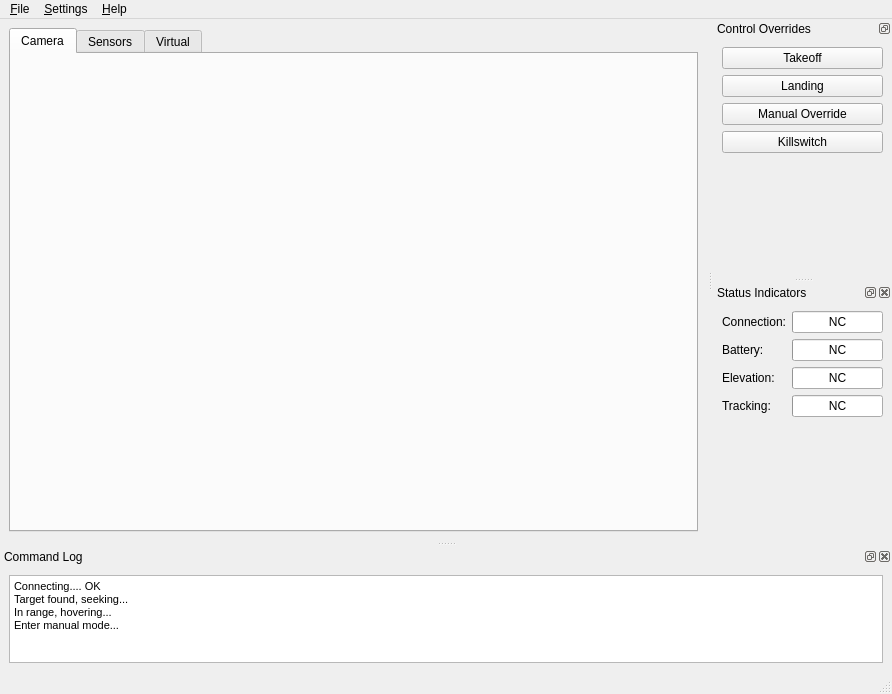
First picture: the form in heliview/src/ApplicationFrame.ui, repository gcsmith/ktgt-uav-desktop, before the edit.
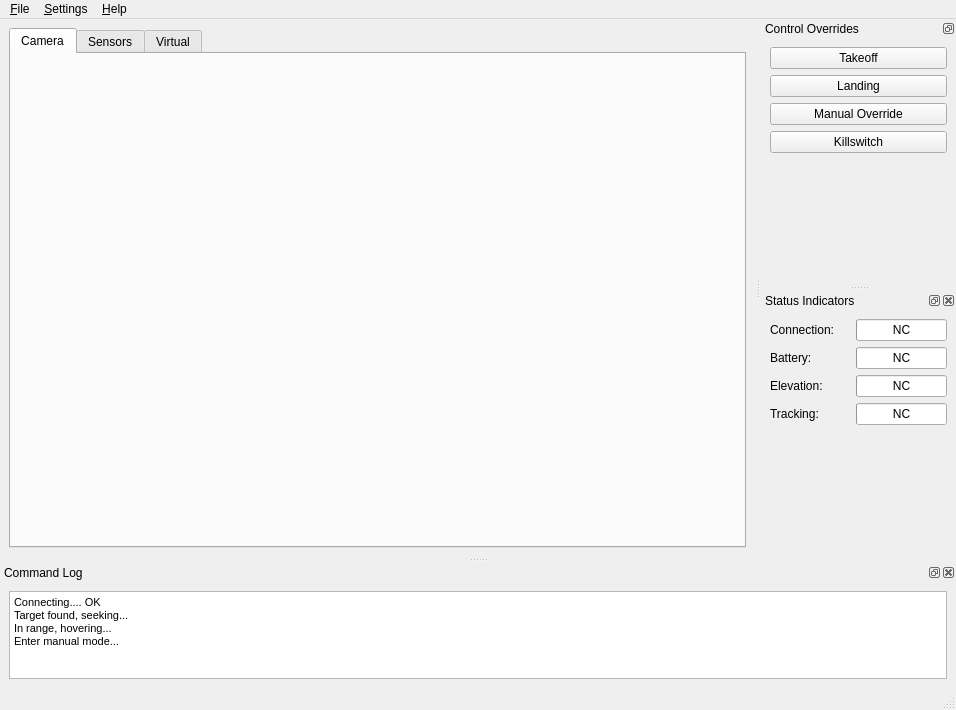
Second picture: the form after the edit. Icons and pictures are not drawn.

Commit message: change status indicator sizing policy in ui

What changed in the file:
```diff
--- a/heliview/src/ApplicationFrame.ui
+++ b/heliview/src/ApplicationFrame.ui
@@ -6,8 +6,8 @@
    <rect>
     <x>0</x>
     <y>0</y>
-    <width>892</width>
-    <height>694</height>
+    <width>956</width>
+    <height>710</height>
    </rect>
   </property>
   <property name="windowTitle">
@@ -206,7 +206,7 @@
     <rect>
      <x>0</x>
      <y>0</y>
-     <width>892</width>
+     <width>956</width>
      <height>25</height>
     </rect>
    </property>
@@ -324,6 +324,24 @@
       <layout class="QHBoxLayout" name="connectionStatusLayout">
        <item>
         <widget class="QLabel" name="label_4">
+         <property name="sizePolicy">
+          <sizepolicy hsizetype="Fixed" vsizetype="Preferred">
+           <horstretch>0</horstretch>
+           <verstretch>0</verstretch>
+          </sizepolicy>
+         </property>
+         <property name="minimumSize">
+          <size>
+           <width>80</width>
+           <height>0</height>
+          </size>
+         </property>
+         <property name="maximumSize">
+          <size>
+           <width>16777215</width>
+           <height>16777215</height>
+          </size>
+         </property>
          <property name="text">
           <string>Connection:</string>
          </property>
@@ -332,7 +350,7 @@
        <item>
         <widget class="QProgressBar" name="connectionStatusBar">
          <property name="sizePolicy">
-          <sizepolicy hsizetype="Fixed" vsizetype="Fixed">
+          <sizepolicy hsizetype="Expanding" vsizetype="Fixed">
            <horstretch>0</horstretch>
            <verstretch>0</verstretch>
           </sizepolicy>
@@ -351,6 +369,18 @@
       <layout class="QHBoxLayout" name="batteryStatusLayout">
        <item>
         <widget class="QLabel" name="label_5">
+         <property name="sizePolicy">
+          <sizepolicy hsizetype="Fixed" vsizetype="Preferred">
+           <horstretch>0</horstretch>
+           <verstretch>0</verstretch>
+          </sizepolicy>
+         </property>
+         <property name="minimumSize">
+          <size>
+           <width>80</width>
+           <height>0</height>
+          </size>
+         </property>
          <property name="text">
           <string>Battery:</string>
          </property>
@@ -359,7 +389,7 @@
        <item>
         <widget class="QProgressBar" name="batteryStatusBar">
          <property name="sizePolicy">
-          <sizepolicy hsizetype="Fixed" vsizetype="Fixed">
+          <sizepolicy hsizetype="Expanding" vsizetype="Fixed">
            <horstretch>0</horstretch>
            <verstretch>0</verstretch>
           </sizepolicy>
@@ -378,6 +408,18 @@
       <layout class="QHBoxLayout" name="elevationStatusLayout">
        <item>
         <widget class="QLabel" name="label_3">
+         <property name="sizePolicy">
+          <sizepolicy hsizetype="Fixed" vsizetype="Preferred">
+           <horstretch>0</horstretch>
+           <verstretch>0</verstretch>
+          </sizepolicy>
+         </property>
+         <property name="minimumSize">
+          <size>
+           <width>80</width>
+           <height>0</height>
+          </size>
+         </property>
          <property name="text">
           <string>Elevation:</string>
          </property>
@@ -386,7 +428,7 @@
        <item>
         <widget class="QProgressBar" name="elevationStatusBar">
          <property name="sizePolicy">
-          <sizepolicy hsizetype="Fixed" vsizetype="Fixed">
+          <sizepolicy hsizetype="Expanding" vsizetype="Fixed">
            <horstretch>0</horstretch>
            <verstretch>0</verstretch>
           </sizepolicy>
@@ -405,6 +447,18 @@
       <layout class="QHBoxLayout" name="trackingStatusLayout">
        <item>
         <widget class="QLabel" name="label_2">
+         <property name="sizePolicy">
+          <sizepolicy hsizetype="Fixed" vsizetype="Preferred">
+           <horstretch>0</horstretch>
+           <verstretch>0</verstretch>
+          </sizepolicy>
+         </property>
+         <property name="minimumSize">
+          <size>
+           <width>80</width>
+           <height>0</height>
+          </size>
+         </property>
          <property name="text">
           <string>Tracking:</string>
          </property>
@@ -413,7 +467,7 @@
        <item>
         <widget class="QProgressBar" name="trackingStatusBar">
          <property name="sizePolicy">
-          <sizepolicy hsizetype="Fixed" vsizetype="Fixed">
+          <sizepolicy hsizetype="Expanding" vsizetype="Fixed">
            <horstretch>0</horstretch>
            <verstretch>0</verstretch>
           </sizepolicy>
```
